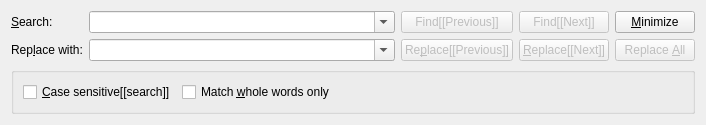
This is src/frontends/qt/ui/SearchUi.ui in cburschka/lyx as Qt 5 draws it before an edit. The edited form follows.
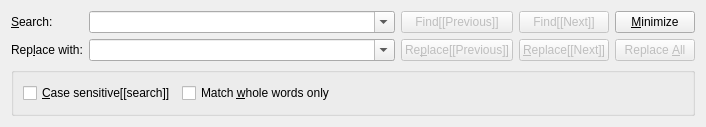
This is the edited form. Icons and pictures are not drawn.

Commit message: Update release notes for bookmark shortcuts

The edit to the form file:
```diff
--- a/src/frontends/qt/ui/SearchUi.ui
+++ b/src/frontends/qt/ui/SearchUi.ui
@@ -7,7 +7,7 @@
     <x>0</x>
     <y>0</y>
     <width>706</width>
-    <height>121</height>
+    <height>127</height>
    </rect>
   </property>
   <property name="sizePolicy">
@@ -194,26 +194,12 @@
      </item>
     </layout>
    </item>
-   <item row="2" column="0">
-    <spacer name="verticalSpacer">
-     <property name="orientation">
-      <enum>Qt::Vertical</enum>
-     </property>
-     <property name="sizeType">
-      <enum>QSizePolicy::MinimumExpanding</enum>
-     </property>
-     <property name="sizeHint" stdset="0">
-      <size>
-       <width>89</width>
-       <height>0</height>
-      </size>
-     </property>
-    </spacer>
-   </item>
    <item row="1" column="0">
     <widget class="QGroupBox" name="CBGroupBox">
      <layout class="QHBoxLayout" name="CBLayout">
       <item>
+       <layout class="QHBoxLayout" name="horizontalLayout_2">
+        <item>
        <widget class="QCheckBox" name="caseCB">
         <property name="text">
          <string>&amp;Case sensitive[[search]]</string>
@@ -241,6 +227,8 @@
        </spacer>
       </item>
      </layout>
+      </item>
+     </layout>
     </widget>
    </item>
   </layout>
```
Left out of the diff: 3 changed lines with no effect on the pictures. Lines whose indentation alone changed are shown as unchanged. The commit also changes 2 other files.
